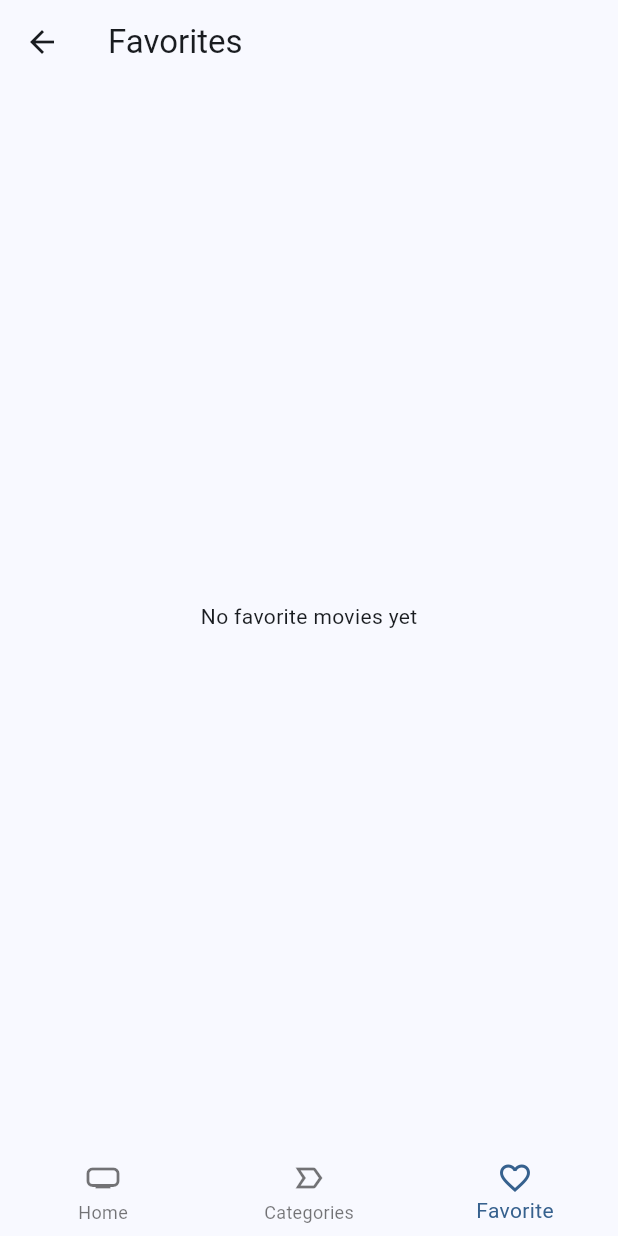
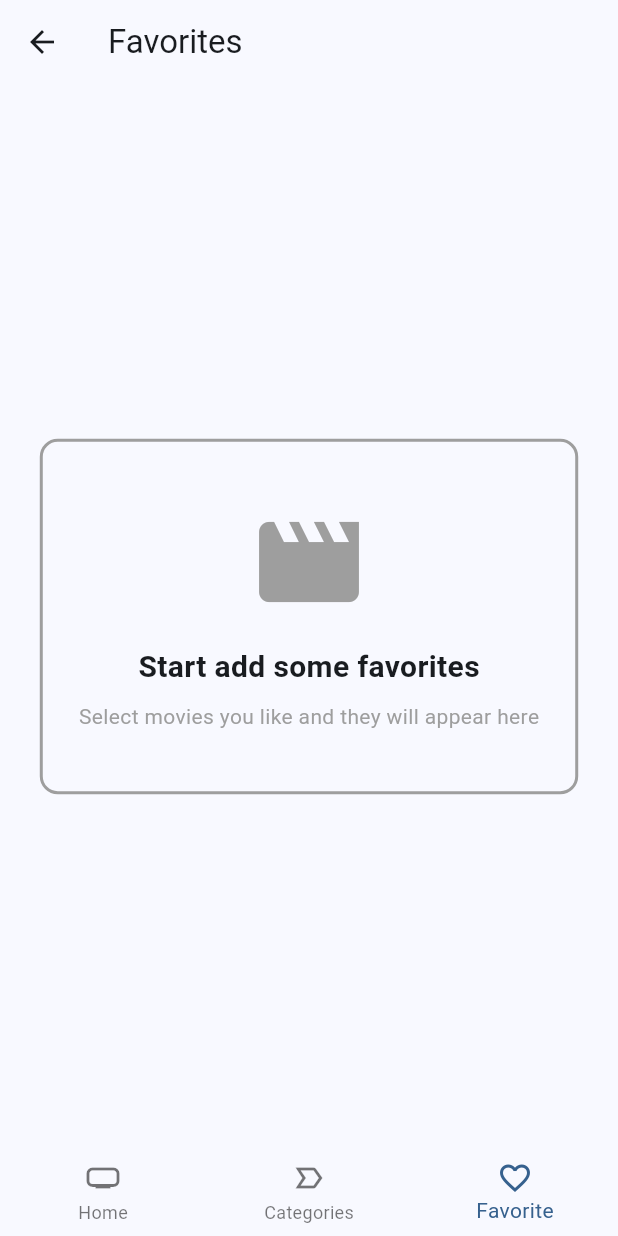
Before and after one commit to rabindranathfv/cinemapedia_flutter, a Flutter app: the FavoritesView screen opened by its route, on a phone screen of 412 x 824 dp. Run offline on Flutter 3.47's test engine with Material 3 defaults, Android fonts, the phone set to English and light mode, and no system bars; our stand-ins replace animate_do, card_swiper, dio, flutter_dotenv, flutter_riverpod, go_router and 1 more; accounts and stored records are empty.

Commit message:
feat: add more style when fav movies it is empty

```diff
--- a/lib/presentation/views/home_views/favorites_view.dart
+++ b/lib/presentation/views/home_views/favorites_view.dart
@@ -38,7 +38,37 @@ class _FavoritesViewState extends ConsumerState<FavoritesView> {
         ),
       ),
       body: movies.isEmpty
-          ? const Center(child: Text('No favorite movies yet'))
+          ? Center(
+              child: Container(
+                decoration: BoxDecoration(
+                  border: Border.all(color: Colors.grey, width: 2),
+                  borderRadius: BorderRadius.circular(12),
+                ),
+                padding: const EdgeInsets.symmetric(
+                  horizontal: 24,
+                  vertical: 40,
+                ),
+                child: Column(
+                  mainAxisSize: MainAxisSize.min,
+                  children: const [
+                    Icon(Icons.movie_creation, size: 80, color: Colors.grey),
+                    SizedBox(height: 16),
+                    Text(
+                      'Start add some favorites',
+                      style: TextStyle(
+                        fontSize: 20,
+                        fontWeight: FontWeight.bold,
+                      ),
+                    ),
+                    SizedBox(height: 8),
+                    Text(
+                      'Select movies you like and they will appear here',
+                      style: TextStyle(color: Colors.grey, fontSize: 14),
+                    ),
+                  ],
+                ),
+              ),
+            )
           : MovieMasonry(
               movies: movies,
               onMoviesLoaded: (List<Movie> movies) {
```
